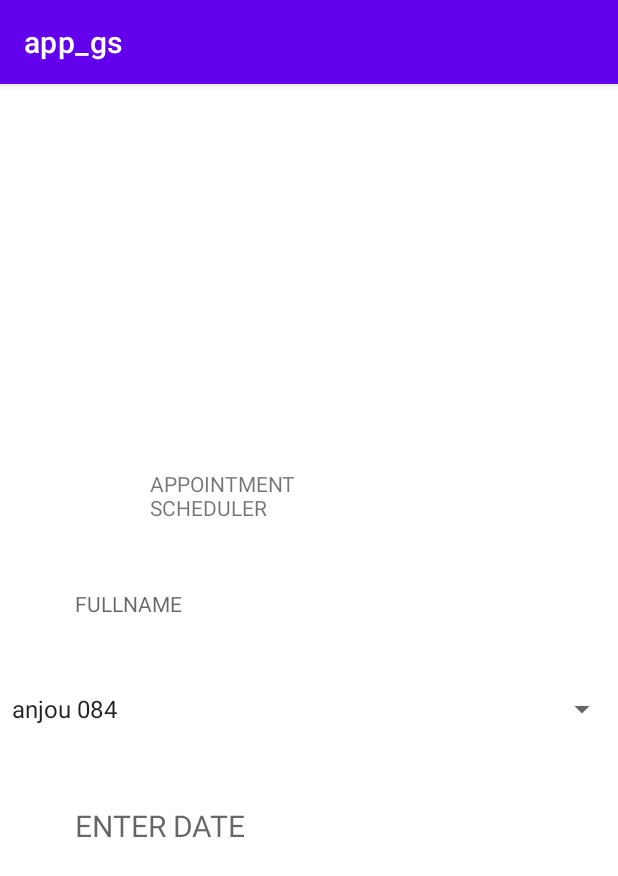
After one commit to billalkbi/GS-app, an Android app: the addAppointment screen opened directly, with no data from a screen before it, on a phone screen of 412 x 824 dp. The commit adds this screen. Shown: the top 876 px of the screen. Run offline under Robolectric (Android 15) with nearby library versions, the phone set to English and light mode, and no system bars.

Commit message:
date picker xml

```diff
--- a/app/src/main/AndroidManifest.xml
+++ b/app/src/main/AndroidManifest.xml
@@ -11,6 +11,9 @@
         android:supportsRtl="true"
         android:theme="@style/Theme.App_gs"
         tools:targetApi="31">
+        <activity
+            android:name=".addAppointment"
+            android:exported="false" />
         <activity
             android:name=".forgotPWD"
             android:exported="false" />
--- a/app/src/main/java/com/example/gs_app/Register.java
+++ b/app/src/main/java/com/example/gs_app/Register.java
@@ -49,12 +49,11 @@ public class Register extends AppCompatActivity {
         inputPassword = (EditText) findViewById(R.id.password);
         inputPasswordConfirm = (EditText) findViewById(R.id.passwordConf);
         btnSignUp = (Button) findViewById(R.id.save);
-        progressDialog = new ProgressDialog(this);
         Already = (Button) findViewById(R.id.already);
 
         Already.setOnClickListener(new View.OnClickListener() {
             @Override
-            public void onClick(View view) {  txtSwitchToRegister();  }
+            public void onClick(View view) {  txtSwitchToMain();  }
         });
 
         btnSignUp.setOnClickListener(new View.OnClickListener() {
@@ -96,18 +95,17 @@ public class Register extends AppCompatActivity {
                             public void onComplete(@NonNull Task<AuthResult> task) {
                                 if (task.isSuccessful()) {
                                     User user = new User(fullName, email, typeUser);
-                                    progressDialog.show();
+
                                     FirebaseDatabase.getInstance().getReference("users")
                                             .child(FirebaseAuth.getInstance().getCurrentUser().getUid()).setValue(user).addOnCompleteListener(new OnCompleteListener<Void>() {
                                                 @Override
                                                 public void onComplete(@NonNull Task<Void> task) {
                                                     if (task.isSuccessful()) {
-                                                        Toast.makeText(Register.this, "User had been added succesfully", Toast.LENGTH_SHORT).show();
-                                                        progressDialog.dismiss();
+                                                      txtSwitchToMain();
 
                                                     } else {
                                                         Toast.makeText(Register.this, "Failed to register, try again", Toast.LENGTH_SHORT).show();
-                                                        progressDialog.dismiss();
+
                                                     }
                                                 }
                                             });
@@ -119,8 +117,8 @@ public class Register extends AppCompatActivity {
             };
         });
     }
-    private void txtSwitchToRegister(){
-        Intent intent = new Intent(this, login.class);
+    private void txtSwitchToMain(){
+        Intent intent = new Intent(this, MainActivity.class);
         startActivity(intent);
         finish();
     }
--- /dev/null
+++ b/app/src/main/java/com/example/gs_app/addAppointment.java
@@ -0,0 +1,84 @@
+package com.example.gs_app;
+
+import androidx.appcompat.app.AppCompatActivity;
+import android.widget.DatePicker;
+import android.app.DatePickerDialog;
+import android.os.Bundle;
+import android.text.InputType;
+import android.util.Log;
+import android.view.View;
+import android.widget.AdapterView;
+import android.widget.ArrayAdapter;
+import android.widget.EditText;
+import android.widget.Spinner;
+import android.widget.Toast;
+
+import java.util.Calendar;
+import java.util.Date;
+import java.util.GregorianCalendar;
+
+public class addAppointment extends AppCompatActivity {
+
+    private Spinner spinner;
+    DatePickerDialog picker;
+
+    @Override
+    protected void onCreate(Bundle savedInstanceState) {
+        super.onCreate(savedInstanceState);
+        setContentView(R.layout.activity_add_appointment);
+
+        EditText  datePicked = findViewById(R.id.datePicker);
+        datePicked.setInputType(InputType.TYPE_NULL);
+
+        //store picker
+        spinner = (Spinner)findViewById(R.id.spinnerStorePicker);
+        //date picker
+        datePicked.setOnClickListener(new View.OnClickListener() {
+            @Override
+            public void onClick(View v) {
+                Calendar mCalendar = new GregorianCalendar();
+                mCalendar.setTime(new Date());
+
+                new DatePickerDialog(addAppointment.this, R.style.AppTheme_DatePickerDialog, new DatePickerDialog.OnDateSetListener() {
+                    @Override
+                    public void onDateSet(DatePicker view, int year, int monthOfYear, int dayOfMonth) {
+                        //do something with the date
+                    }
+                }, mCalendar.get(Calendar.YEAR), mCalendar.get(Calendar.MONTH), mCalendar.get(Calendar.DAY_OF_MONTH)).show();
+            }
+        });
+
+
+        ArrayAdapter<CharSequence> staticAdapter = ArrayAdapter
+                .createFromResource(this, R.array.brew_array,
+                        android.R.layout.simple_spinner_item);
+
+        //drop down menu store picker
+        staticAdapter.setDropDownViewResource(android.R.layout.simple_spinner_dropdown_item);
+        //liste stores
+        String[] items = new String[] { "anjou 084", "marcher central 992", "centre ville 651" };
+
+        ArrayAdapter<String> adapter = new ArrayAdapter<String>(this,
+                android.R.layout.simple_spinner_item, items);
+
+        spinner.setAdapter(adapter);
+
+        spinner.setOnItemSelectedListener(new AdapterView.OnItemSelectedListener() {
+            @Override
+            public void onItemSelected(AdapterView<?> parent, View view, int position, long id) {
+                Log.v("item", (String) parent.getItemAtPosition(position));
+                String storeChoiced = (String) parent.getItemAtPosition(position);
+                Toast.makeText(addAppointment.this, "your choice is "+(String) parent.getItemAtPosition(position), Toast.LENGTH_SHORT).show();
+            }
+
+            @Override
+            public void onNothingSelected(AdapterView<?> parent) {
+                // TODO Auto-generated method stub
+            }
+        });
+
+
+
+    }
+
+}
--- a/app/src/main/java/com/example/gs_app/login.java
+++ b/app/src/main/java/com/example/gs_app/login.java
@@ -81,7 +81,7 @@ public class login extends AppCompatActivity {
 
     }
     private void showMainActivity(){
-        Intent intent = new Intent(this, MainActivity.class);
+        Intent intent = new Intent(this, addAppointment.class);
         startActivity(intent);
         finish();
     }
--- /dev/null
+++ b/app/src/main/res/layout/activity_add_appointment.xml
@@ -0,0 +1,65 @@
+<?xml version="1.0" encoding="utf-8"?>
+<androidx.constraintlayout.widget.ConstraintLayout xmlns:android="http://schemas.android.com/apk/res/android"
+    xmlns:app="http://schemas.android.com/apk/res-auto"
+    xmlns:tools="http://schemas.android.com/tools"
+    android:layout_width="match_parent"
+    android:layout_height="match_parent"
+    tools:context=".addAppointment">
+
+    <LinearLayout
+        android:layout_width="412dp"
+        android:layout_height="531dp"
+        android:orientation="vertical"
+        app:layout_constraintBottom_toBottomOf="parent"
+        app:layout_constraintEnd_toEndOf="parent"
+        app:layout_constraintStart_toStartOf="parent"
+        app:layout_constraintTop_toTopOf="parent"
+        app:layout_constraintVertical_bias="1.0">
+
+        <TextView
+            android:id="@+id/textView2"
+            android:layout_width="102dp"
+            android:layout_height="39dp"
+            android:layout_marginLeft="100dp"
+            android:layout_marginTop="20dp"
+            android:text="APPOINTMENT SCHEDULER" />
+
+       <EditText
+            android:id="@+id/fullNameInput"
+            android:layout_width="match_parent"
+            android:layout_height="wrap_content"
+            android:layout_marginLeft="30dp"
+            android:layout_marginTop="20dp"
+            android:layout_marginRight="30dp"
+            android:layout_marginBottom="15dp"
+            android:background="@drawable/rounded_corners_login"
+            android:drawablePadding="15dp"
+            android:fontFamily="sans-serif"
+            android:hint="FULLNAME"
+            android:padding="20dp"
+            android:textSize="14dp" />
+
+        <Spinner
+            android:id="@+id/spinnerStorePicker"
+            android:layout_width="match_parent"
+            android:layout_height="48dp"
+            android:spinnerMode="dropdown" />
+
+        <EditText
+            android:id="@+id/datePicker"
+            android:layout_width="match_parent"
+            android:layout_height="wrap_content"
+            android:layout_marginLeft="30dp"
+            android:layout_marginTop="20dp"
+            android:layout_marginRight="30dp"
+            android:layout_marginBottom="15dp"
+            android:background="@drawable/rounded_corners_login"
+            android:drawablePadding="15dp"
+            android:fontFamily="sans-serif"
+            android:hint="ENTER DATE"
+            android:padding="20dp"
+            android:textSize="20dp"/>
+
+
+    </LinearLayout>
+</androidx.constraintlayout.widget.ConstraintLayout>
--- a/app/src/main/res/values/strings.xml
+++ b/app/src/main/res/values/strings.xml
@@ -15,4 +15,13 @@ Register for a new account, we are glad to welcome you
 
 SAVE
 </string>
+
+
+    <string-array name="brew_array">
+        <item>Cappuccino</item>
+        <item>Espresso</item>
+        <item>Mocha</item>
+        <item>Caffè Americano</item>
+        <item>Cafe Zorro</item>
+    </string-array>
 </resources>
--- a/app/src/main/res/values/styles.xml
+++ b/app/src/main/res/values/styles.xml
@@ -13,6 +13,7 @@
         <item name="android:textColor">
             #000000
         </item>
+
 
     </style>
 
@@ -49,4 +50,26 @@
 
     </style>
 
+
+    <style name="AppTheme.DatePickerDialog" parent="Theme.MaterialComponents.Light.Dialog">
+        <item name="android:colorAccent">@android:color/holo_orange_dark</item>
+        <item name="android:colorControlActivated">@android:color/holo_orange_dark</item>
+        <item name="android:buttonBarPositiveButtonStyle">@style/AppTheme.Alert.Button.Positive</item>
+        <item name="android:buttonBarNegativeButtonStyle">@style/AppTheme.Alert.Button.Negative</item>
+        <item name="android:buttonBarNeutralButtonStyle">@style/AppTheme.Alert.Button.Neutral</item>
+    </style>
+
+    <style name="AppTheme.Alert.Button.Positive" parent="Widget.MaterialComponents.Button.TextButton">
+        <item name="android:textColor">@android:color/holo_orange_dark</item>
+    </style>
+
+    <style name="AppTheme.Alert.Button.Negative" parent="Widget.MaterialComponents.Button.TextButton">
+        <item name="android:textColor">@android:color/holo_orange_dark</item>
+    </style>
+
+    <style name="AppTheme.Alert.Button.Neutral" parent="Widget.MaterialComponents.Button.TextButton">
+        <item name="android:textColor">@android:color/holo_orange_dark</item>
+    </style>
+
+
 </resources>
--- a/app/src/main/res/values/themes.xml
+++ b/app/src/main/res/values/themes.xml
@@ -12,5 +12,10 @@
         <!-- Status bar color. -->
         <item name="android:statusBarColor">?attr/colorPrimaryVariant</item>
         <!-- Customize your theme here. -->
+
     </style>
+    <style name="AppTheme" parent="Theme.MaterialComponents.Light.NoActionBar">
+        <item name="android:datePickerDialogTheme">@style/AppTheme.DatePickerDialog</item>
+    </style>
+
 </resources>
```
